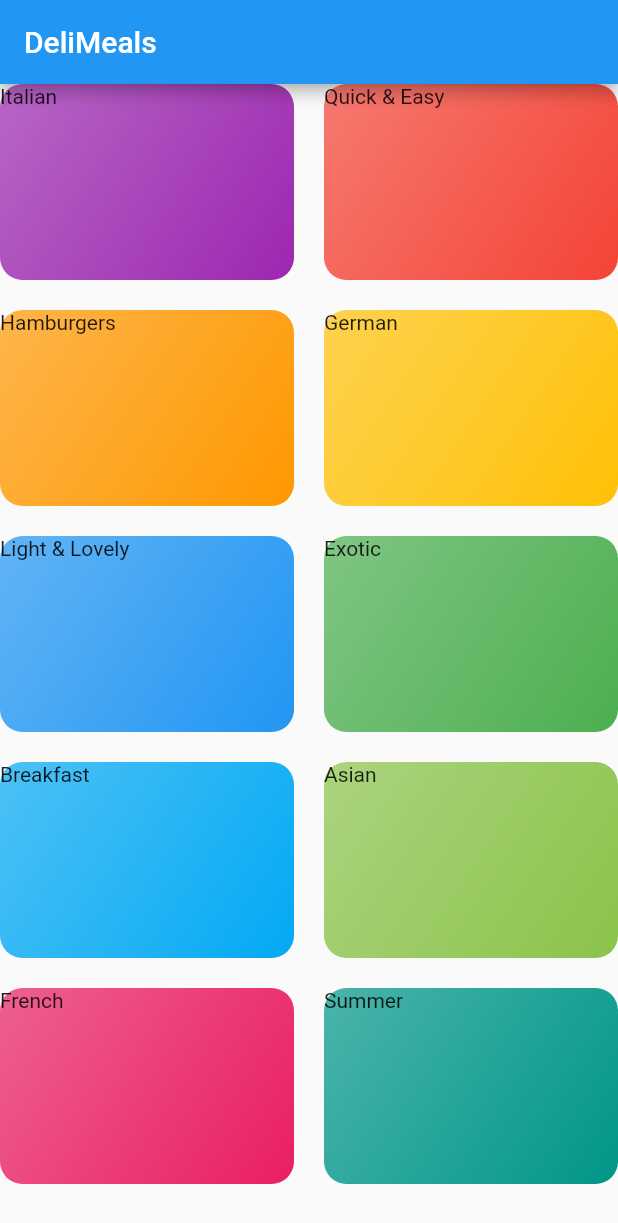
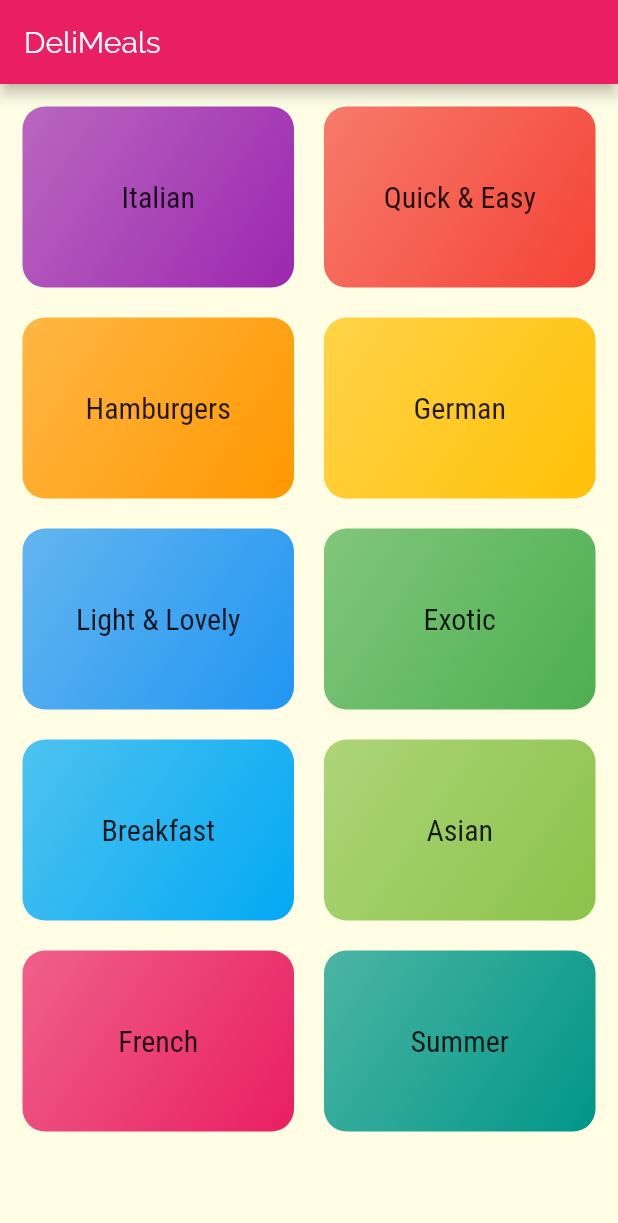
Before and after one commit to nikhild64/MealsApp, a Flutter app: the screen it shows after launch, on a phone screen of 412 x 824 dp. Shown: the top 1223 px of the screen. Run offline on Flutter 3.47's test engine with Material 2 defaults, Android fonts, the phone set to English and light mode, and no system bars.

Commit message:
added custome theme and fonts

```diff
--- a/lib/category-item.dart
+++ b/lib/category-item.dart
@@ -8,7 +8,13 @@ class CategoryItem extends StatelessWidget {
   @override
   Widget build(BuildContext context) {
     return Container(
-      child: Text(title),
+      child: Center(
+        child: Text(
+          title,
+          textAlign: TextAlign.center,
+          style: Theme.of(context).textTheme.headline6,
+        ),
+      ),
       decoration: BoxDecoration(
           gradient: LinearGradient(
             colors: [color.withOpacity(.7), color],
--- a/lib/category-screen.dart
+++ b/lib/category-screen.dart
@@ -10,6 +10,7 @@ class CategoryScreen extends StatelessWidget {
         title: const Text('DeliMeals'),
       ),
       body: GridView(
+          padding: EdgeInsets.all(15),
           children: [
             ...DUMMY_CATEGORIES.map((cat) {
               return CategoryItem(
--- a/lib/main.dart
+++ b/lib/main.dart
@@ -15,7 +15,16 @@ class _MyAppState extends State<MyApp> {
   Widget build(BuildContext context) {
     return MaterialApp(
       title: 'DeliMeals',
-      theme: ThemeData(primarySwatch: Colors.blue),
+      theme: ThemeData(
+          primarySwatch: Colors.pink,
+          accentColor: Colors.amber,
+          canvasColor: Color.fromRGBO(255, 254, 229, 1),
+          fontFamily: 'Raleway',
+          textTheme: ThemeData.light().copyWith().textTheme.copyWith(
+                  headline6: TextStyle(
+                fontSize: 20,
+                fontFamily: 'RobotoCondensed',
+              ))),
       home: CategoryScreen(),
     );
   }
```
Also changed, not shown: pubspec.yaml (+15 -6 lines), assets/fonts/Raleway-Black.ttf (added), assets/fonts/Raleway-Bold.ttf (added), assets/fonts/Raleway-Regular.ttf (added), assets/fonts/RobotoCondensed-Bold.ttf (added), assets/fonts/RobotoCondensed-Italic.ttf (added), assets/fonts/RobotoCondensed-Light.ttf (added), assets/fonts/RobotoCondensed-Regular.ttf (added), 1 other file.
